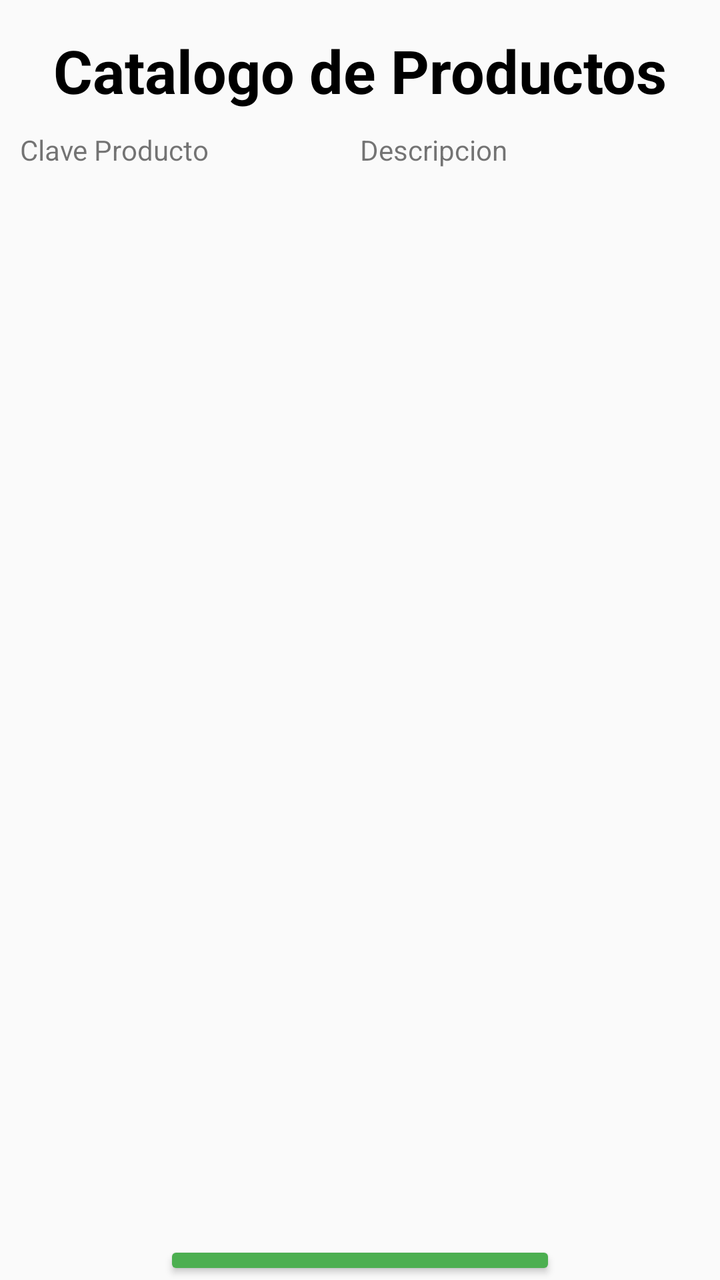
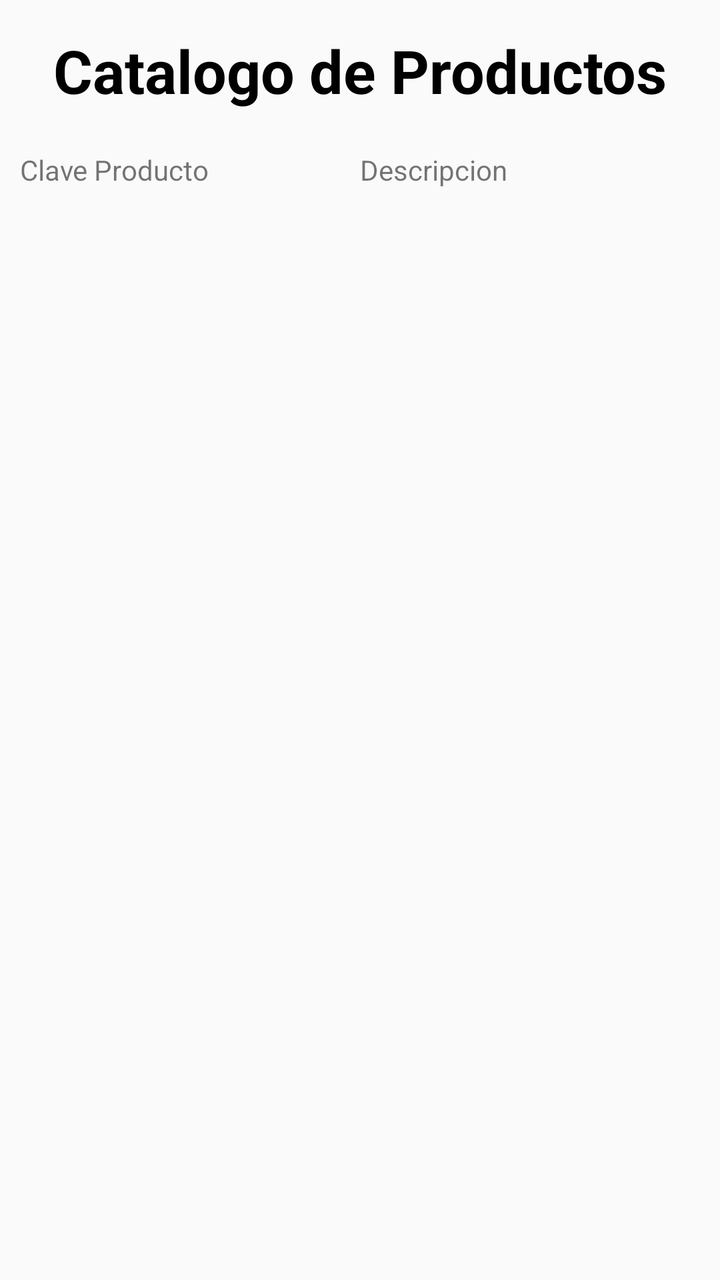

An Android layout rendered at two revisions. The XML below is the earlier revision; the diff shows what the commit changed to produce the second picture.
<!-- AndroidManifest.xml: application theme Theme.Etiquetas -->
<!-- res/layout/fragment_select_productos.xml -->
<?xml version="1.0" encoding="utf-8"?>
<LinearLayout xmlns:android="http://schemas.android.com/apk/res/android"
    xmlns:app="http://schemas.android.com/apk/res-auto"
    xmlns:tools="http://schemas.android.com/tools"
    android:id="@+id/productosMain"
    android:layout_width="match_parent"
    android:layout_height="match_parent"
    android:gravity="center_horizontal"
    android:orientation="vertical"
    tools:context=".SelectProductos">

    <TextView
        android:id="@+id/title"
        android:layout_width="match_parent"
        android:layout_height="wrap_content"
        android:layout_marginHorizontal="10dp"
        android:layout_marginTop="15dp"
        android:text="@string/catalogo_de_productos"
        android:textAlignment="center"
        android:textColor="@color/black"
        android:textSize="30sp"
        android:textStyle="bold" />

    <ScrollView
        android:layout_width="match_parent"
        android:layout_height="550dp"
        android:layout_marginHorizontal="10dp">

        <TableLayout
            android:id="@+id/tableLayout"
            android:layout_width="match_parent"
            android:layout_height="wrap_content"
            android:layout_marginTop="10dp">

            <TableRow>
                <TextView
                    android:layout_width="0dp"
                    android:layout_height="wrap_content"
                    android:layout_weight="1"
                    android:text="Clave Producto" />

                <TextView
                    android:layout_width="0dp"
                    android:layout_height="wrap_content"
                    android:layout_weight="1"
                    android:text="Descripcion" />
            </TableRow>

        </TableLayout>
    </ScrollView>

    <Button
        android:id="@+id/addProduct"
        android:layout_width="wrap_content"
        android:layout_height="wrap_content"
        android:text="Añadir un Producto"
        android:backgroundTint="@color/green"
        android:textColor="@color/white"
        android:textStyle="bold"
        android:textSize="16sp"
        android:layout_marginTop="15dp"/>

</LinearLayout>
<!-- resources referenced by this layout -->
<resources>
  <color name="black">#FF000000</color>
  <color name="green">#4CAF50</color>
  <color name="white">#FFFFFFFF</color>
  <string name="catalogo_de_productos">Catalogo de Productos</string>
  <style name="Theme.Etiquetas" parent="Theme.AppCompat.Light.NoActionBar" />
</resources>

<!-- the commit's change to res/layout/fragment_select_productos.xml (unified diff, before → after) -->
@@ -7,7 +7,8 @@
     android:layout_height="match_parent"
     android:gravity="center_horizontal"
     android:orientation="vertical"
-    tools:context=".SelectProductos">
+    tools:context=".SelectProductos"
+    android:fitsSystemWindows="true">
 
     <TextView
         android:id="@+id/title"
@@ -23,14 +24,14 @@
 
     <ScrollView
         android:layout_width="match_parent"
-        android:layout_height="550dp"
-        android:layout_marginHorizontal="10dp">
+        android:layout_height="600dp">
 
         <TableLayout
             android:id="@+id/tableLayout"
             android:layout_width="match_parent"
             android:layout_height="wrap_content"
-            android:layout_marginTop="10dp">
+            android:layout_marginTop="10dp"
+            android:padding="10dp">
 
             <TableRow>
                 <TextView
@@ -53,7 +54,7 @@
         android:id="@+id/addProduct"
         android:layout_width="wrap_content"
         android:layout_height="wrap_content"
-        android:text="Añadir un Producto"
+        android:text="Añadir o editar un Producto"
         android:backgroundTint="@color/green"
         android:textColor="@color/white"
         android:textStyle="bold"
